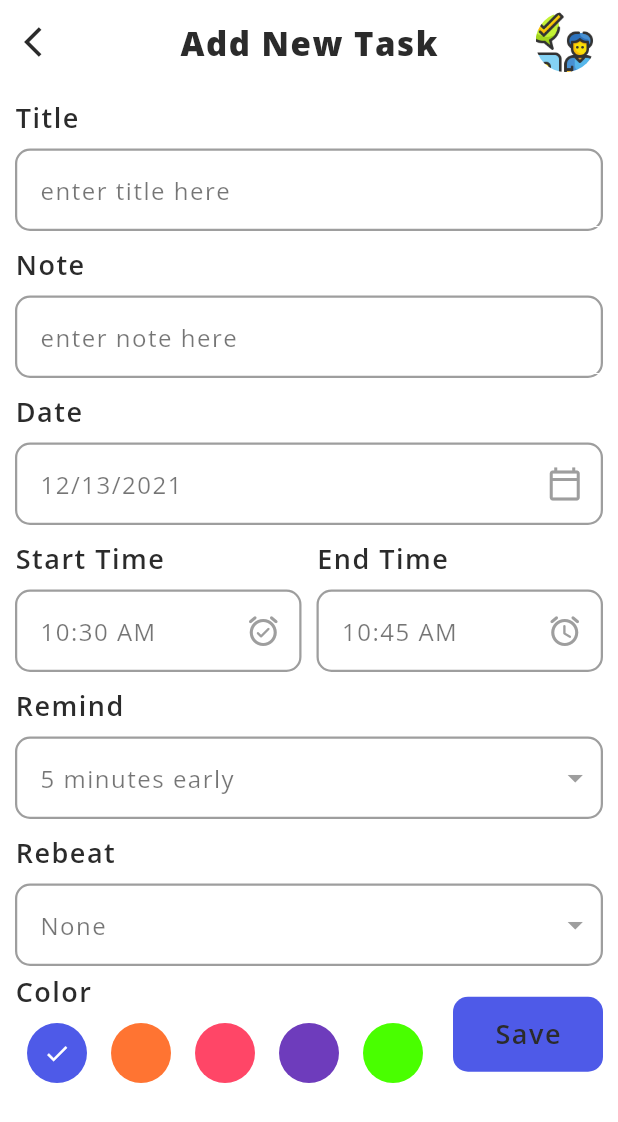
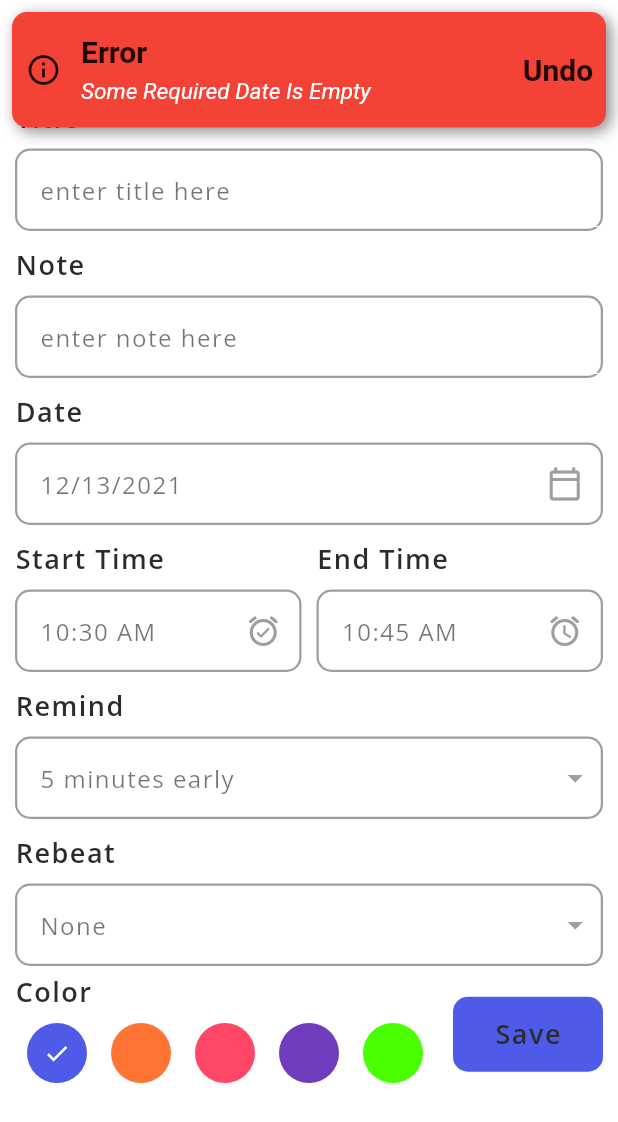
Before and after one commit to eslammongy/TodoApp, a Flutter app: the AddNewTask screen opened directly, after a tap on "Save", on a phone screen of 412 x 824 dp. Shown: the top 1122 px of the screen. Run offline on Flutter 3.47's test engine with Material 2 defaults, Android fonts, the light colour scheme and no system bars; drawn by our look-alikes of another_flushbar; our stand-ins replace date_picker_timeline, flutter_local_notifications, flutter_native_timezone, flutter_staggered_animations, get, get_storage and 4 more; accounts and stored records are empty.

Commit message:
implement saveNewTask function

```diff
--- a/todo_app/lib/controllers/task_controller.dart
+++ b/todo_app/lib/controllers/task_controller.dart
@@ -44,5 +44,7 @@ class TaskController extends GetxController {
         endTime: "12:10",
         color: 4)
   ];
+
+  addNewTask({required Task task}) async {}
   getAllTasks() {}
 }
--- a/todo_app/lib/screens/add_new_task.dart
+++ b/todo_app/lib/screens/add_new_task.dart
@@ -3,7 +3,9 @@ import 'package:get/get.dart';
 import 'package:intl/intl.dart';
 import 'package:todo_app/constants/theme.dart';
 import 'package:todo_app/controllers/task_controller.dart';
+import 'package:todo_app/model/task.dart';
 import 'package:todo_app/screens/widgets/custom__button.dart';
+import 'package:todo_app/screens/widgets/flusher_bar.dart';
 import 'package:todo_app/screens/widgets/input_from_field.dart';
 
 import 'widgets/custom_appbar.dart';
@@ -176,13 +178,41 @@ class _AddNewTaskState extends State<AddNewTask> {
                   children: [
                     buildColorPallet(),
                     CustomButton(
-                        label: "Save", onTap: () {}, height: 50, width: 100),
+                        label: "Save",
+                        onTap: () {
+                          validateData();
+                        },
+                        height: 50,
+                        width: 100),
                   ],
                 )
               ],
             ),
           ),
         ));
+  }
+
+  validateData() {
+    if (titleController.text.isNotEmpty && descController.text.isNotEmpty) {
+      insertNewTask();
+      Get.back();
+    } else {
+      showFlushBar(context, "Some Required Date Is Empty", "Error");
+    }
+  }
+
+  insertNewTask() async {
+    int insertedValue = await taskController.addNewTask(
+        task: Task(
+            title: titleController.text,
+            note: descController.text,
+            date: DateFormat.yMd().format(selectedDate),
+            startTime: startTime,
+            endTime: endTime,
+            remind: selectedRemind,
+            repeat: selectedRebeat,
+            color: selectedColor,
+            isCompleted: 0));
   }
 
   buildColorPallet() {
--- /dev/null
+++ b/todo_app/lib/screens/widgets/flusher_bar.dart
@@ -0,0 +1,45 @@
+import 'package:another_flushbar/flushbar.dart';
+import 'package:flutter/material.dart';
+
+void showFlushBar(context, String message, String title) {
+  Flushbar(
+    mainButton: TextButton(
+        onPressed: () {
+          Navigator.of(context).pop();
+        },
+        child: const Text("Undo",
+            style: TextStyle(
+                color: Colors.black87,
+                fontSize: 20,
+                fontWeight: FontWeight.w600))),
+    flushbarPosition: FlushbarPosition.TOP,
+    backgroundColor: Colors.red,
+    margin: const EdgeInsets.all(8),
+    padding: const EdgeInsets.all(15),
+    borderRadius: BorderRadius.circular(10),
+    animationDuration: const Duration(seconds: 5),
+    duration: const Duration(seconds: 3),
+    boxShadows: const [
+      BoxShadow(
+        color: Colors.black45,
+        offset: Offset(3, 3),
+        blurRadius: 8,
+      ),
+    ],
+    titleText: Text(
+      title,
+      style: const TextStyle(
+          color: Colors.black87, fontSize: 20, fontWeight: FontWeight.w600),
+    ),
+    messageText: Text(
+      message,
+      style: const TextStyle(color: Colors.white, fontSize: 15),
+    ),
+    icon: Icon(
+      Icons.info_outline,
+      color: Colors.black87,
+    ),
+    dismissDirection: FlushbarDismissDirection.HORIZONTAL,
+    forwardAnimationCurve: Curves.fastLinearToSlowEaseIn,
+  ).show(context);
+}
--- a/todo_app/pubspec.yaml
+++ b/todo_app/pubspec.yaml
@@ -45,6 +45,7 @@ dependencies:
   rxdart: any
   google_fonts: any
   flutter_native_timezone: any
+  another_flushbar: ^1.10.25
 
 dev_dependencies:
   flutter_test:
```
Also changed, not shown: todo_app/pubspec.lock.
